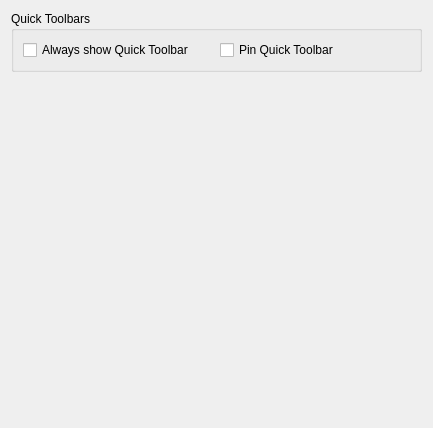
The window that src/plugins/qmljseditor/quicktoolbarsettingspage.ui (qt-creator/qt-creator) describes before a commit, drawn with Qt 5.
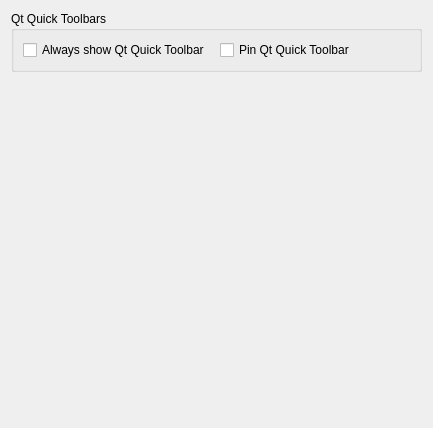
The same window after the commit.

Patch:
```diff
--- a/src/plugins/qmljseditor/quicktoolbarsettingspage.ui
+++ b/src/plugins/qmljseditor/quicktoolbarsettingspage.ui
@@ -17,13 +17,13 @@
    <item row="0" column="0">
     <widget class="QGroupBox" name="groupBox">
      <property name="title">
-      <string>Quick Toolbars</string>
+      <string>Qt Quick Toolbars</string>
      </property>
      <layout class="QHBoxLayout" name="horizontalLayout">
       <item>
        <widget class="QCheckBox" name="textEditHelperCheckBox">
         <property name="text">
-         <string>Always show Quick Toolbar</string>
+         <string>Always show Qt Quick Toolbar</string>
         </property>
        </widget>
       </item>
@@ -33,7 +33,7 @@
          <string>If enabled the toolbar will remain pinned to an absolute position.</string>
         </property>
         <property name="text">
-         <string>Pin Quick Toolbar</string>
+         <string>Pin Qt Quick Toolbar</string>
         </property>
        </widget>
       </item>
```
Left out of the diff: 2 changed lines with no effect on the pictures.
